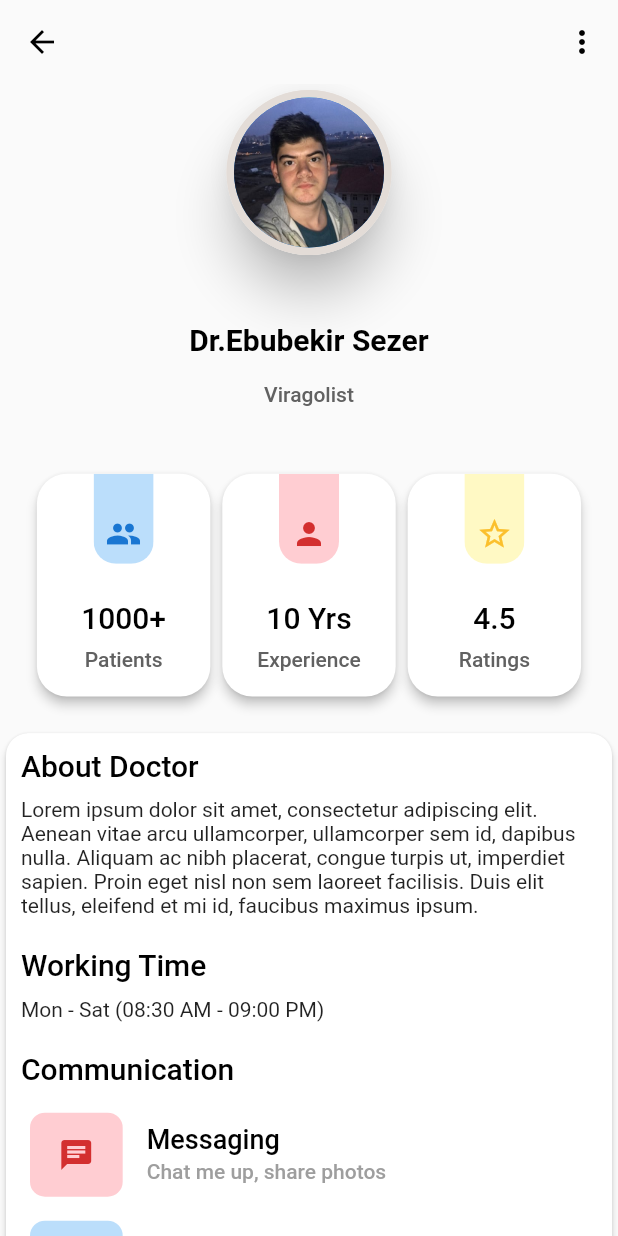
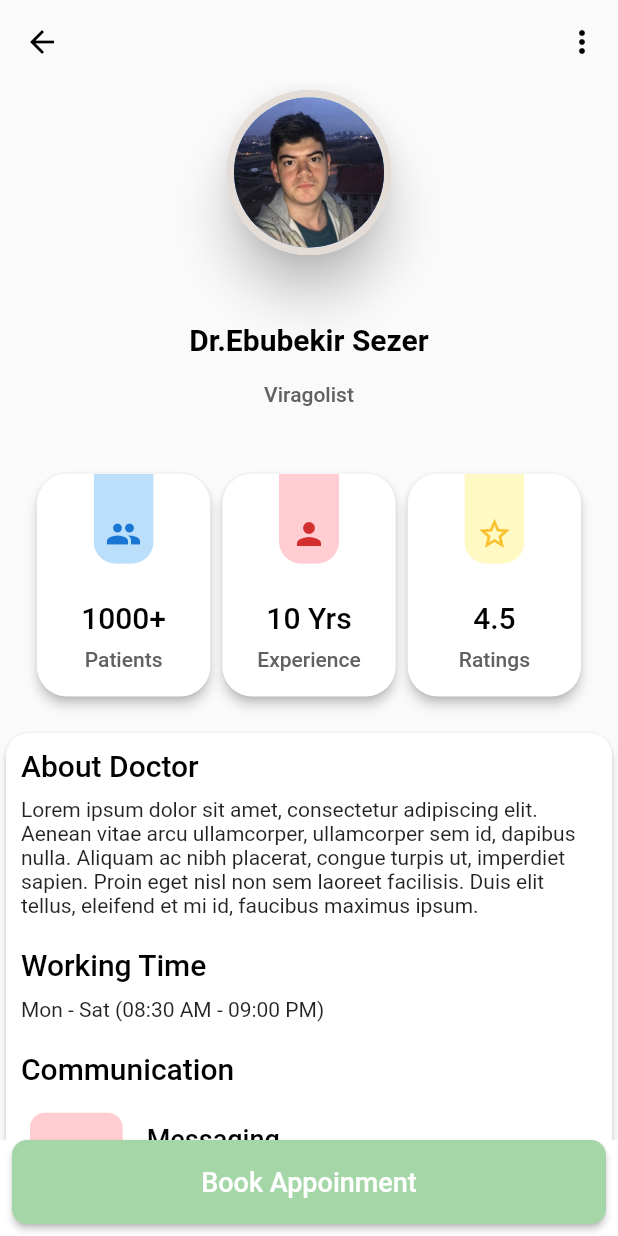
Before and after one commit to VBT-Intership/ESS-Flutter-AppoinmentUI, a Flutter app: the screen it shows after launch, on a phone screen of 412 x 824 dp. Run offline on Flutter 3.47's test engine with Material 2 defaults, Android fonts, the phone set to English and light mode, and no system bars.

Commit message:
Expanded widget added for the listview and bottom button made in profile page

```diff
--- a/AppoinmentUIApp/lib/view/profileview.dart
+++ b/AppoinmentUIApp/lib/view/profileview.dart
@@ -12,7 +12,11 @@ class _ProfileViewState extends State<ProfileView> {
   Widget build(BuildContext context) {
     return Scaffold(
       appBar: buildAppBar(),
-      body: ListView(
+      body: Column(
+        children: [
+          Expanded(
+            flex: 11,
+            child: ListView(
               children: <Widget>[
                 buildCircleProfileImage(),
                 SizedBox(height: pageHeight * 0.05),
@@ -35,8 +39,10 @@ class _ProfileViewState extends State<ProfileView> {
                           padding: const EdgeInsets.all(10.0),
                           child: Text(
                             "About Doctor",
-                      style:
-                          Theme.of(context).primaryTextTheme.headline6.copyWith(
+                            style: Theme.of(context)
+                                .primaryTextTheme
+                                .headline6
+                                .copyWith(
                                   color: Colors.black,
                                 ),
                           ),
@@ -51,8 +57,10 @@ class _ProfileViewState extends State<ProfileView> {
                           padding: const EdgeInsets.all(10.0),
                           child: Text(
                             "Working Time",
-                      style:
-                          Theme.of(context).primaryTextTheme.headline6.copyWith(
+                            style: Theme.of(context)
+                                .primaryTextTheme
+                                .headline6
+                                .copyWith(
                                   color: Colors.black,
                                 ),
                           ),
@@ -66,8 +74,10 @@ class _ProfileViewState extends State<ProfileView> {
                           padding: const EdgeInsets.all(10.0),
                           child: Text(
                             "Communication",
-                      style:
-                          Theme.of(context).primaryTextTheme.headline6.copyWith(
+                            style: Theme.of(context)
+                                .primaryTextTheme
+                                .headline6
+                                .copyWith(
                                   color: Colors.black,
                                 ),
                           ),
@@ -103,6 +113,36 @@ class _ProfileViewState extends State<ProfileView> {
                           "See your doctor live",
                         ),
                       ],
+                    ),
+                  ),
+                ),
+              ],
+            ),
+          ),
+          Expanded(
+            flex: 1,
+            child: Container(
+              color: Colors.white,
+              padding: EdgeInsets.only(
+                left: 8.0,
+                right: 8.0,
+                bottom: 8.0,
+                top: 0.0,
+              ),
+              width: MediaQuery.of(context).size.width,
+              child: RaisedButton(
+                shape: RoundedRectangleBorder(
+                  borderRadius: BorderRadius.circular(10.0),
+                ),
+                color: Colors.green[200],
+                child: Text(
+                  "Book Appoinment",
+                  style: Theme.of(context).primaryTextTheme.headline6.copyWith(
+                        color: Colors.white,
+                        fontSize: 18.0,
+                      ),
+                ),
+                onPressed: () {},
               ),
             ),
           ),
```
Lines whose indentation alone changed are shown as unchanged.
